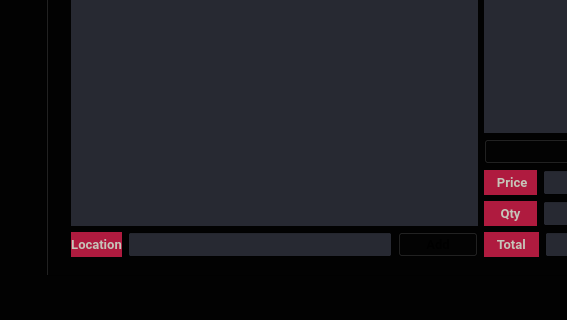
Above: DSSDWorkspace/DSSDFastFoodProject/mainwindow.ui from seigle15/Double-Sean-with-a-side-of-Data before the change; both pictures show x 0 to 567 and y 300 to 620 of the 960 by 620 pixel window. Below: the same form after it.
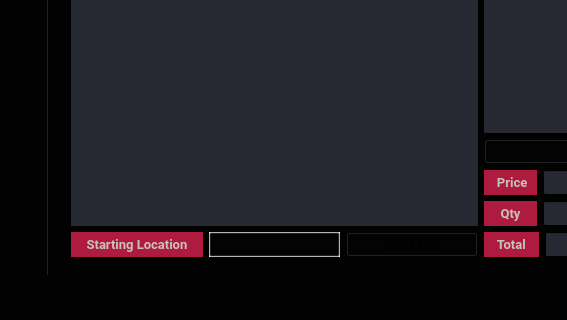
That is the form after the change. The open tabs and pages were chosen to show the change.

Commit message: Working normal trip

```diff
--- a/DSSDWorkspace/DSSDFastFoodProject/mainwindow.ui
+++ b/DSSDWorkspace/DSSDFastFoodProject/mainwindow.ui
@@ -1970,7 +1970,7 @@
                   <bool>true</bool>
                  </property>
                  <property name="text">
-                  <string>Location</string>
+                  <string>Starting Location</string>
                  </property>
                  <property name="alignment">
                   <set>Qt::AlignCenter</set>
@@ -1978,7 +1978,102 @@
                 </widget>
                </item>
                <item>
-                <widget class="QLineEdit" name="lineEdit"/>
+                <widget class="QComboBox" name="StartingLocation">
+                 <property name="palette">
+                  <palette>
+                   <active>
+                    <colorrole role="Text">
+                     <brush brushstyle="SolidPattern">
+                      <color alpha="255">
+                       <red>0</red>
+                       <green>0</green>
+                       <blue>0</blue>
+                      </color>
+                     </brush>
+                    </colorrole>
+                    <colorrole role="Base">
+                     <brush brushstyle="SolidPattern">
+                      <color alpha="255">
+                       <red>255</red>
+                       <green>255</green>
+                       <blue>255</blue>
+                      </color>
+                     </brush>
+                    </colorrole>
+                    <colorrole role="Window">
+                     <brush brushstyle="SolidPattern">
+                      <color alpha="255">
+                       <red>255</red>
+                       <green>255</green>
+                       <blue>255</blue>
+                      </color>
+                     </brush>
+                    </colorrole>
+                   </active>
+                   <inactive>
+                    <colorrole role="Text">
+                     <brush brushstyle="SolidPattern">
+                      <color alpha="255">
+                       <red>0</red>
+                       <green>0</green>
+                       <blue>0</blue>
+                      </color>
+                     </brush>
+                    </colorrole>
+                    <colorrole role="Base">
+                     <brush brushstyle="SolidPattern">
+                      <color alpha="255">
+                       <red>255</red>
+                       <green>255</green>
+                       <blue>255</blue>
+                      </color>
+                     </brush>
+                    </colorrole>
+                    <colorrole role="Window">
+                     <brush brushstyle="SolidPattern">
+                      <color alpha="255">
+                       <red>255</red>
+                       <green>255</green>
+                       <blue>255</blue>
+                      </color>
+                     </brush>
+                    </colorrole>
+                   </inactive>
+                   <disabled>
+                    <colorrole role="Text">
+                     <brush brushstyle="SolidPattern">
+                      <color alpha="255">
+                       <red>120</red>
+                       <green>120</green>
+                       <blue>120</blue>
+                      </color>
+                     </brush>
+                    </colorrole>
+                    <colorrole role="Base">
+                     <brush brushstyle="SolidPattern">
+                      <color alpha="255">
+                       <red>255</red>
+                       <green>255</green>
+                       <blue>255</blue>
+                      </color>
+                     </brush>
+                    </colorrole>
+                    <colorrole role="Window">
+                     <brush brushstyle="SolidPattern">
+                      <color alpha="255">
+                       <red>255</red>
+                       <green>255</green>
+                       <blue>255</blue>
+                      </color>
+                     </brush>
+                    </colorrole>
+                   </disabled>
+                  </palette>
+                 </property>
+                 <property name="autoFillBackground">
+                  <bool>true</bool>
+                 </property>
+                </widget>
                </item>
                <item>
                 <widget class="QPushButton" name="addItemButton_3">
@@ -1991,7 +2086,7 @@
                   </font>
                  </property>
                  <property name="text">
-                  <string>Add</string>
+                  <string>Start Trip</string>
                  </property>
                 </widget>
                </item>
```
Left out of the diff: 6 changed lines with no effect on the pictures. The commit also changes 4 other files.
